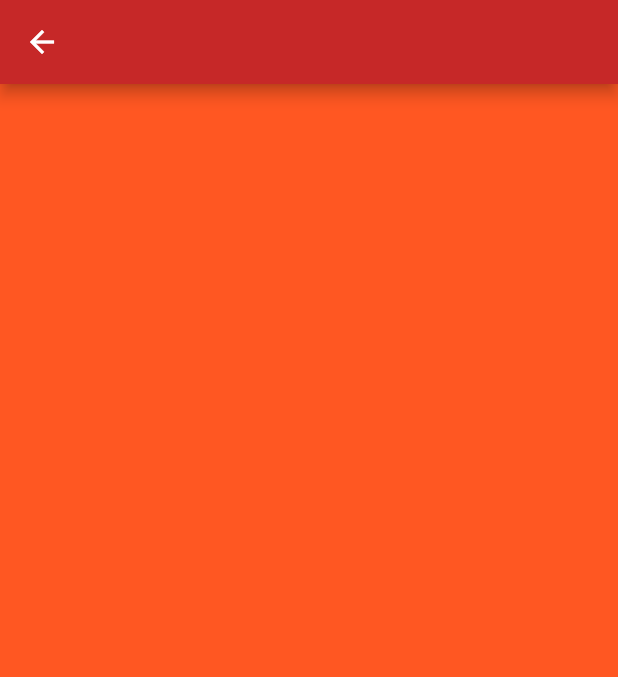
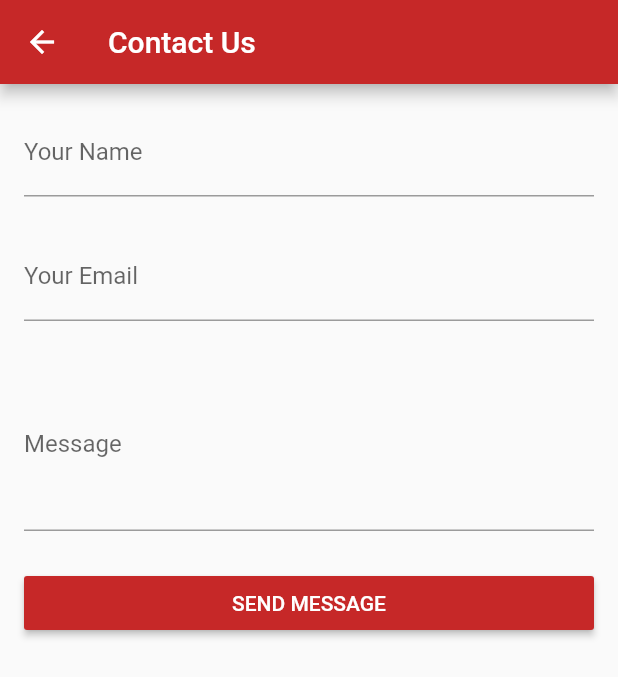
Before and after one commit to soufi-43/newApp, a Flutter app: the ContactUs screen opened directly, on a phone screen of 412 x 824 dp. Shown: the top 677 px of the screen. Run offline on Flutter 3.47's test engine with Material 2 defaults, Android fonts, the phone set to English and light mode, and no system bars; our stand-ins replace shared_preferences, timeago; missing offline and left inert: page_view_indicator; accounts and stored records are empty.

Commit message:
add contact form and fixing the logout , login permutation

```diff
--- a/lib/screens/pages/contact.dart
+++ b/lib/screens/pages/contact.dart
@@ -6,14 +6,138 @@ class ContactUs extends StatefulWidget {
 }
 
 class _ContactUsState extends State<ContactUs> {
+
+  TextEditingController  nameController ;
+  TextEditingController emailController ;
+  TextEditingController messageController  ;
+
+
+
+
+
+  final _formKey  = GlobalKey<FormState>() ;
+  bool isLoading  = false ;
+  @override
+  void initState() {
+    // TODO: implement initState
+    super.initState();
+    nameController = TextEditingController();
+    emailController = TextEditingController() ;
+    messageController = TextEditingController();
+  }
+
+  @override
+  void dispose() {
+    // TODO: implement dispose
+    super.dispose();
+    nameController.dispose();
+    emailController.dispose();
+    messageController.dispose();
+
+  }
+
   @override
   Widget build(BuildContext context) {
     return Scaffold(
-      appBar: AppBar(),
-      body: Container(
-        color: Colors.deepOrange,
+      appBar: AppBar(
+        title: Text("Contact Us"),
+      ),
+      body: Padding(
+        padding: const EdgeInsets.all(16.0),
+        child:(isLoading) ? _loading(): _contactForm(),
+      ),
+    );
+  }
 
+  Widget _contactForm(){
+    return Form(
+        key: _formKey,
+        child: Column(
+          children: <Widget>[
+            TextFormField(
+              controller: nameController,
+              decoration: InputDecoration(
+                labelText: "Your Name",
+              ),
+              validator: (value) {
+                if (value.isEmpty) {
+                  return ' please Enter Your Name';
+                } else {
+                  return null;
+                }
+              },
+            ),
+            SizedBox(
+              height: 24,
+            ),
+            TextFormField(
+              controller: emailController,
+              decoration: InputDecoration(
+                labelText: 'Your Email',
+              ),
+              validator: (value) {
+                if (value.isEmpty) {
+                  return 'Please Enter Your Email';
+                } else {
+                  return null;
+                }
+              },
+            ),
+            SizedBox(
+              height: 24,
+            ),
+            TextFormField(
+              controller: messageController,
+              decoration: InputDecoration(
+                labelText: "Message",
+              ),
+              maxLines: 4,
+              validator: (value) {
+                if (value.isEmpty) {
+                  return " please write your Message";
+                } else {
+                  return null;
+                }
+              },
+            ),
+            SizedBox(
+              height: 24,
+            ),
+            SizedBox(
+              width: double.infinity,
+              child: RaisedButton(
+                  child: Text(
+                    "SEND MESSAGE",
+                    style: TextStyle(color: Colors.white),
+                  ),
+                  onPressed: () {
+
+                      if(_formKey.currentState.validate()){
+
+                        String name = nameController.text;
+                        String email = emailController.text;
+                        String message = messageController.text ;
+                        setState(() {
+                          isLoading = true ;
+                        });
+
+                      }else {
+                        setState(() {
+                          isLoading = false ;
+                        });
+                      }
+
+                  }),
+            ),
+          ],
+        ));
+  }
+
+  Widget _loading(){
+    return Container(
+      child: Center(
+        child: CircularProgressIndicator(),
       ),
-    );;
+    ) ;
   }
 }
```
Also changed, not shown: lib/shared_ui/navigation_drawer.dart (+28 -6 lines).
